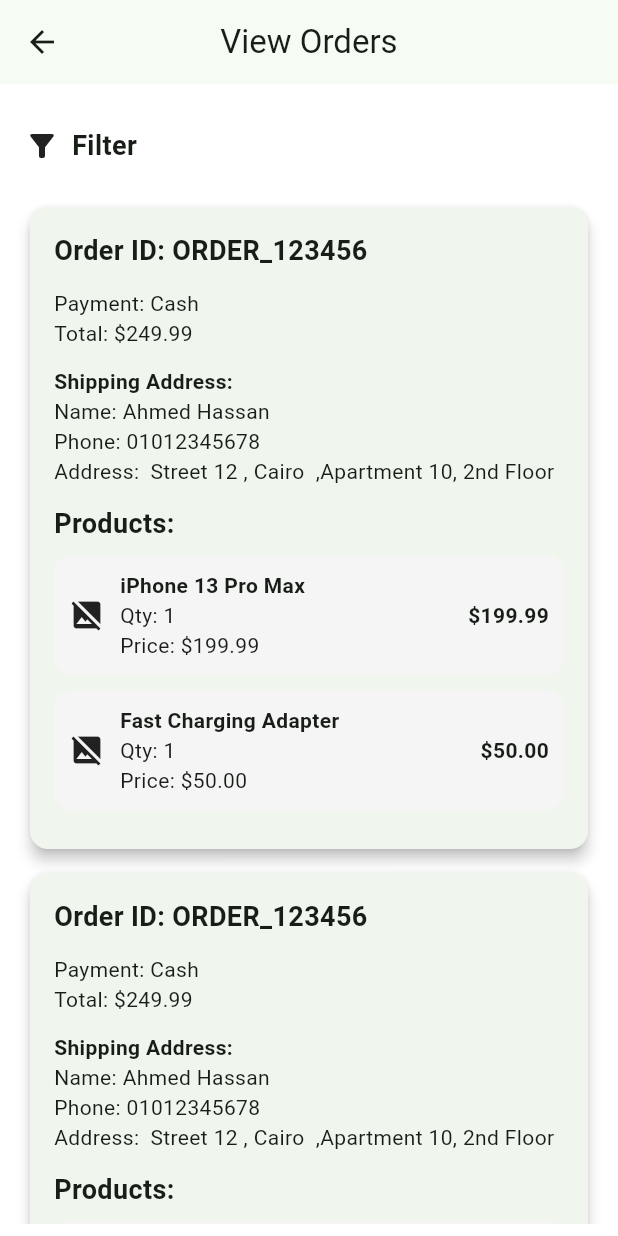
After one commit to ahmedwael111/fruits-hub-dashboard, a Flutter app: the screen it shows after launch, after a tap on "View Orders", on a phone screen of 412 x 824 dp. The commit adds this screen. Run offline on Flutter 3.47's test engine with Material 3 defaults, Android fonts, the phone set to English and light mode, and no system bars; our stand-ins replace bloc, cloud_firestore, dartz, firebase_core, flutter_bloc, get_it and 4 more; accounts and stored records are empty; network calls fail; statements that could not run were skipped.

Commit message:
Implement view orders feature with order models and UI components

```diff
--- a/lib/core/functions/routes.dart
+++ b/lib/core/functions/routes.dart
@@ -1,11 +1,14 @@
 import 'package:flutter/material.dart';
 import 'package:fruits_hub_dashboard/featurs/add_product_feature/presentation/views/add_product_view.dart';
 import 'package:fruits_hub_dashboard/featurs/dashboard_feature/presentation/views/home_view.dart';
+import 'package:fruits_hub_dashboard/featurs/view_orders/presentation/views/view_orders.dart';
 
-Route<dynamic>? onGenerate(RouteSettings settings)  {
+Route<dynamic>? onGenerate(RouteSettings settings) {
   switch (settings.name) {
     case HomeView.routeName:
       return MaterialPageRoute(builder: (_) => const HomeView());
+    case ViewOrders.routeName:
+      return MaterialPageRoute(builder: (_) => const ViewOrders());
     case AddProductView.routeName:
       return MaterialPageRoute(builder: (_) => const AddProductView());
     default:
--- a/lib/core/services/supabase_storage_service.dart
+++ b/lib/core/services/supabase_storage_service.dart
@@ -11,21 +11,37 @@ class SupabaseStorageService implements StorageServices {
     _supabase = await Supabase.initialize(
       // Initialize the Supabase client
       url: kSupabaseUrl,
-      anonKey: kSupabaseAnonKey,
+      anonKey:
+          kSupabaseAnonKey, // this is the secret supabase anon key not to be used in production
     );
   }
 
   static creatBuckets(String buctketName) async {
-    await _supabase.client.storage.createBucket(buctketName);
+    var buckets =
+        await _supabase.client.storage
+            .listBuckets(); // to solve the error of create the same bucket twice , but the recommended way to create buckets from dashboard of subabase
+    bool bucketExists = false;
+    for (var bucket in buckets) {
+      if (bucket.name == buctketName) {
+        bucketExists = true;
+        break;
+      }
+    }
+    if (!bucketExists) {
+      await _supabase.client.storage.createBucket(buctketName);
+    }
   }
 
   @override
-  Future<String> uploadImage(String path, File file) {
+  Future<String> uploadImage(String path, File file) async {
     String fileName = b.basename(file.path);
     String fileExtension = b.extension(file.path);
     var result = _supabase.client.storage
         .from(path)
         .upload('$fileName$fileExtension', file);
-    return result;
+    String publicUrl = _supabase.client.storage
+        .from(path)
+        .getPublicUrl('$fileName$fileExtension');
+    return publicUrl;
   }
 }
--- /dev/null
+++ b/lib/core/utils/order_dymmy_data.dart
@@ -0,0 +1,37 @@
+import 'package:fruits_hub_dashboard/featurs/view_orders/data/models/order_model.dart';
+import 'package:fruits_hub_dashboard/featurs/view_orders/data/models/order_product_model.dart';
+import 'package:fruits_hub_dashboard/featurs/view_orders/data/models/shipping_address_model.dart';
+
+OrderModel getDummyOrder() {
+  return OrderModel(
+    uId: "ORDER_123456",
+    totalPrice: 249.99,
+    paymentMethod: "Cash",
+    shippingAddressModel: ShippingAddressModel(
+      name: "Ahmed Hassan",
+      email: "ahmed@example.com",
+      address: "Street 12",
+      city: "Cairo",
+      phoneNumber: "01012345678",
+      addressDeitails: "Apartment 10, 2nd Floor",
+    ),
+    orderProductModelList: [
+      OrderProductModel(
+        code: "IPHONE_13_PRO_MAX",
+        title: "iPhone 13 Pro Max",
+        quantity: 1,
+        price: 199.99,
+        image:
+            "https://store.storeimages.cdn-apple.com/4982/as-images.apple.com/is/iphone-13-pro-max.jpg",
+      ),
+      OrderProductModel(
+        code: "FAST_CHARGING_ADAPTER",
+        title: "Fast Charging Adapter",
+        quantity: 1,
+        price: 50.00,
+        image:
+            "https://m.media-amazon.com/images/I/61cYQvY1NML._AC_UF894,1000_QL80_.jpg",
+      ),
+    ],
+  );
+}
--- a/lib/featurs/add_product_feature/data/models/product_model.dart
+++ b/lib/featurs/add_product_feature/data/models/product_model.dart
@@ -17,6 +17,7 @@ class ProductModel {
   final num avrageRate = 0;
   final num ratingCount = 0;
   final int unitAmount;
+  final int sellingCount;
   final List<ReviewModel> reviews;
 
   ProductModel({
@@ -31,6 +32,7 @@ class ProductModel {
     required this.expirationMonth,
     required this.numberOfCalorys,
     required this.unitAmount,
+    this.sellingCount = 0,
     this.reviews = const [],
   });
   factory ProductModel.fromEntity(ProductEntity entity) {
@@ -66,6 +68,7 @@ class ProductModel {
       'unitAmount': unitAmount,
       'avrageRate': avrageRate,
       'ratingCount': ratingCount,
+      'sellingCount': sellingCount,
       'reviews': reviews.map((e) => e.toMap()).toList(),
     };
   }
--- a/lib/featurs/add_product_feature/presentation/views/widgets/add_product_view_body.dart
+++ b/lib/featurs/add_product_feature/presentation/views/widgets/add_product_view_body.dart
@@ -22,7 +22,7 @@ late String name, code, description;
 late num price;
 late int unitAmount, expirationMonth, numberOfCalorys;
 File? imageFile;
-late bool isFeatured, isOrganic;
+bool? isFeatured, isOrganic;
 
 class _AddProductViewBodyState extends State<AddProductViewBody> {
   GlobalKey<FormState> formKey = GlobalKey<FormState>();
@@ -130,8 +130,8 @@ class _AddProductViewBodyState extends State<AddProductViewBody> {
                         expirationMonth: expirationMonth,
                         numberOfCalorys: numberOfCalorys,
                         imageFile: imageFile!,
-                        isFeatured: isFeatured,
-                        isOrganic: isOrganic,
+                        isFeatured: isFeatured ?? false,
+                        isOrganic: isOrganic ?? false,
                       );
                       BlocProvider.of<AddProductCubit>(
                         context,
--- a/lib/featurs/dashboard_feature/presentation/views/widgets/home_view_body.dart
+++ b/lib/featurs/dashboard_feature/presentation/views/widgets/home_view_body.dart
@@ -1,6 +1,7 @@
 import 'package:flutter/material.dart';
 import 'package:fruits_hub_dashboard/core/utils/coustm_bottom.dart';
 import 'package:fruits_hub_dashboard/featurs/add_product_feature/presentation/views/add_product_view.dart';
+import 'package:fruits_hub_dashboard/featurs/view_orders/presentation/views/view_orders.dart';
 
 class HomeViewBody extends StatelessWidget {
   const HomeViewBody({super.key});
@@ -14,10 +15,16 @@ class HomeViewBody extends StatelessWidget {
         children: [
           CoustomBottom(
             onPressed: () {
-
               Navigator.pushNamed(context, AddProductView.routeName);
             },
             text: 'Add Product',
+          ),
+          SizedBox(height: 20),
+          CoustomBottom(
+            onPressed: () {
+              Navigator.pushNamed(context, ViewOrders.routeName);
+            },
+            text: 'View Orders',
           ),
         ],
       ),
--- /dev/null
+++ b/lib/featurs/view_orders/data/models/order_model.dart
@@ -0,0 +1,42 @@
+import 'package:fruits_hub_dashboard/featurs/view_orders/data/models/order_product_model.dart';
+import 'package:fruits_hub_dashboard/featurs/view_orders/data/models/shipping_address_model.dart';
+
+class OrderModel {
+  // this is the model that will be sent to the server
+  final String uId;
+  final double totalPrice;
+  final ShippingAddressModel shippingAddressModel;
+  final List<OrderProductModel> orderProductModelList;
+  final String paymentMethod;
+
+  OrderModel({
+    required this.uId,
+    required this.totalPrice,
+    required this.shippingAddressModel,
+    required this.orderProductModelList,
+    required this.paymentMethod,
+  });
+
+  factory OrderModel.fromJson(Map<String, dynamic> json) => OrderModel(
+    uId: json['uId'],
+    totalPrice: json['totalPrice'],
+    shippingAddressModel: ShippingAddressModel.fromJson(
+      json['shippingAddressModel'],
+    ),
+    orderProductModelList: List<OrderProductModel>.from(
+      json['orderProductModelList'].map((x) => OrderProductModel.fromJson(x)),
+    ),
+    paymentMethod: json['paymentMethod'],
+  );
+  toJson() => {
+    'uId': uId,
+    'state': 'Pending',
+    'date': DateTime.now().toString(),
+
+    'totalPrice': totalPrice,
+    'shippingAddressModel': shippingAddressModel.toJson(),
+    'orderProductModelList':
+        orderProductModelList.map((e) => e.toJson()).toList(),
+    'paymentMethod': paymentMethod,
+  };
+}
--- /dev/null
+++ b/lib/featurs/view_orders/data/models/order_product_model.dart
@@ -0,0 +1,31 @@
+class OrderProductModel {
+  //
+  final String code;
+  final String title;
+  final int quantity;
+  final double price;
+  final String image;
+  OrderProductModel({
+    required this.code,
+    required this.title,
+    required this.quantity,
+    required this.price,
+    required this.image,
+  });
+  factory OrderProductModel.fromJson(Map<String, dynamic> json) =>
+      OrderProductModel(
+        code: json['code'],
+        title: json['title'],
+        quantity: json['quantity'],
+        price: json['price'],
+        image: json['image'],
+      );
+
+  toJson() => {
+    'code': code,
+    'title': title,
+    'quantity': quantity,
+    'price': price,
+    'image': image,
+  };
+}
--- /dev/null
+++ b/lib/featurs/view_orders/data/models/shipping_address_model.dart
@@ -0,0 +1,42 @@
+
+class ShippingAddressModel {
+  String? name;
+  String? email;
+  String? address;
+  String? city;
+  String? phoneNumber;
+  String? addressDeitails;
+
+  ShippingAddressModel({
+    this.name,
+    this.email,
+    this.address,
+    this.city,
+    this.phoneNumber,
+    this.addressDeitails,
+  });
+  factory ShippingAddressModel.fromJson(Map<String, dynamic> json) {
+    return ShippingAddressModel(
+      name: json['name'],
+      email: json['email'],
+      address: json['address'],
+      city: json['city'],
+      phoneNumber: json['phoneNumber'],
+      addressDeitails: json['addressDeitails'],
+    );
+  }
+  @override
+  String toString() {
+    // TODO: implement toString
+    return ' $address , $city  ,$addressDeitails';
+  }
+
+  toJson() => {
+    'name': name,
+    'email': email,
+    'address': address,
+    'city': city,
+    'phoneNumber': phoneNumber,
+    'addressDeitails': addressDeitails,
+  };
+}
--- /dev/null
+++ b/lib/featurs/view_orders/presentation/views/view_orders.dart
@@ -0,0 +1,18 @@
+import 'package:flutter/material.dart';
+import 'package:fruits_hub_dashboard/featurs/view_orders/presentation/views/widgets/view_order_body.dart';
+
+class ViewOrders extends StatelessWidget {
+  const ViewOrders({super.key});
+  static const routeName = '/viewOrders';
+  @override
+  Widget build(BuildContext context) {
+    return Scaffold(
+      appBar: AppBar(
+        title: const Text('View Orders'),
+        automaticallyImplyLeading: true,
+        centerTitle: true,
+      ),
+      body: ViewOrderBody(),
+    );
+  }
+}
--- /dev/null
+++ b/lib/featurs/view_orders/presentation/views/widgets/filter_section.dart
@@ -0,0 +1,23 @@
+import 'package:flutter/material.dart';
+
+class FilterSection extends StatelessWidget {
+  const FilterSection({super.key});
+
+  @override
+  Widget build(BuildContext context) {
+    return GestureDetector (
+      onTap: () {},
+      child: const Row(
+        children: [
+          SizedBox(width: 8),
+          Icon(Icons.filter_alt),
+          SizedBox(width: 8),
+          Text(
+            'Filter',
+            style: TextStyle(fontSize: 18, fontWeight: FontWeight.w700),
+          ),
+        ],
+      ),
+    );
+  }
+}
--- /dev/null
+++ b/lib/featurs/view_orders/presentation/views/widgets/list_of_order_item.dart
@@ -0,0 +1,15 @@
+import 'package:flutter/widgets.dart';
+import 'package:fruits_hub_dashboard/featurs/view_orders/data/models/order_model.dart';
+import 'package:fruits_hub_dashboard/featurs/view_orders/presentation/views/widgets/order_item.dart';
+
+class ListOfOrderItem extends StatelessWidget {
+  const ListOfOrderItem({super.key, required this.orders});
+  final List<OrderModel> orders;
+  @override
+  Widget build(BuildContext context) {
+    return ListView.builder(
+      itemCount: orders.length,
+      itemBuilder: (context, index) => OrderItemWidget( order: orders[index],),
+    );
+  }
+}
--- /dev/null
+++ b/lib/featurs/view_orders/presentation/views/widgets/order_item.dart
@@ -0,0 +1,118 @@
+import 'package:flutter/material.dart';
+import 'package:fruits_hub_dashboard/featurs/view_orders/data/models/order_model.dart';
+
+import 'package:flutter/material.dart';
+
+class OrderItemWidget extends StatelessWidget {
+  final OrderModel order;
+
+  const OrderItemWidget({super.key, required this.order});
+
+  @override
+  Widget build(BuildContext context) {
+    return Card(
+      elevation: 4,
+      margin: const EdgeInsets.symmetric(vertical: 8, horizontal: 12),
+      shape: RoundedRectangleBorder(borderRadius: BorderRadius.circular(12)),
+      child: Padding(
+        padding: const EdgeInsets.all(16),
+        child: Column(
+          crossAxisAlignment: CrossAxisAlignment.start,
+          children: [
+            /// Order Header
+            Text(
+              'Order ID: ${order.uId}',
+              style: const TextStyle(fontWeight: FontWeight.bold, fontSize: 18),
+            ),
+
+            const SizedBox(height: 12),
+
+            Text("Payment: ${order.paymentMethod}"),
+            Text("Total: \$${order.totalPrice.toStringAsFixed(2)}"),
+
+            const SizedBox(height: 12),
+
+            /// Shipping Address
+            const Text(
+              "Shipping Address:",
+              style: TextStyle(fontWeight: FontWeight.bold),
+            ),
+            Text("Name: ${order.shippingAddressModel.name}"),
+            Text("Phone: ${order.shippingAddressModel.phoneNumber}"),
+            Text("Address: ${order.shippingAddressModel}"),
+
+            const SizedBox(height: 12),
+
+            /// Product List
+            const Text(
+              "Products:",
+              style: TextStyle(fontWeight: FontWeight.bold, fontSize: 18),
+            ),
+            const SizedBox(height: 8),
+
+            Column(
+              children:
+                  order.orderProductModelList.map((product) {
+                    return Container(
+                      margin: const EdgeInsets.only(bottom: 10),
+                      padding: const EdgeInsets.all(10),
+                      decoration: BoxDecoration(
+                        borderRadius: BorderRadius.circular(12),
+                        color: Colors.grey.shade100,
+                      ),
+                      child: Row(
+                        children: [
+                          /// Product Image
+                          ClipRRect(
+                            borderRadius: BorderRadius.circular(10),
+                            child: Image.network(
+                              product.image,
+                              width: 60,
+                              height: 60,
+                              fit: BoxFit.cover,
+                              errorBuilder:
+                                  (_, __, ___) =>
+                                      const Icon(Icons.image_not_supported),
+                            ),
+                          ),
+
+                          const SizedBox(width: 10),
+
+                          /// Product Info
+                          Expanded(
+                            child: Column(
+                              crossAxisAlignment: CrossAxisAlignment.start,
+                              children: [
+                                Text(
+                                  product.title,
+                                  style: const TextStyle(
+                                    fontWeight: FontWeight.bold,
+                                  ),
+                                ),
+                                Text("Qty: ${product.quantity}"),
+                                Text(
+                                  "Price: \$${product.price.toStringAsFixed(2)}",
+                                ),
+                              ],
+                            ),
+                          ),
+
+                          /// Total For This Product
+                          Text(
+                            "\$${(product.price * product.quantity).toStringAsFixed(2)}",
+                            style: const TextStyle(
+                              fontWeight: FontWeight.bold,
+                              fontSize: 14,
+                            ),
+                          ),
+                        ],
+                      ),
+                    );
+                  }).toList(),
+            ),
+          ],
+        ),
+      ),
+    );
+  }
+}
--- /dev/null
+++ b/lib/featurs/view_orders/presentation/views/widgets/view_order_body.dart
@@ -0,0 +1,33 @@
+import 'package:flutter/material.dart';
+import 'package:fruits_hub_dashboard/core/utils/order_dymmy_data.dart';
+import 'package:fruits_hub_dashboard/featurs/view_orders/presentation/views/widgets/filter_section.dart';
+import 'package:fruits_hub_dashboard/featurs/view_orders/presentation/views/widgets/list_of_order_item.dart';
+import 'package:fruits_hub_dashboard/featurs/view_orders/presentation/views/widgets/order_item.dart';
+
+class ViewOrderBody extends StatelessWidget {
+  const ViewOrderBody({super.key});
+
+  @override
+  Widget build(BuildContext context) {
+    return Padding(
+      padding: const EdgeInsets.all(8.0),
+      child: Column(
+        children: [
+          SizedBox(height: 20),
+          FilterSection(),
+          SizedBox(height: 20),
+          Expanded(
+            child: ListOfOrderItem(
+              orders: [
+                getDummyOrder(),
+                getDummyOrder(),
+                getDummyOrder(),
+                getDummyOrder(),
+              ],
+            ),
+          ),
+        ],
+      ),
+    );
+  }
+}
```
Also changed, not shown: 1 other file.
